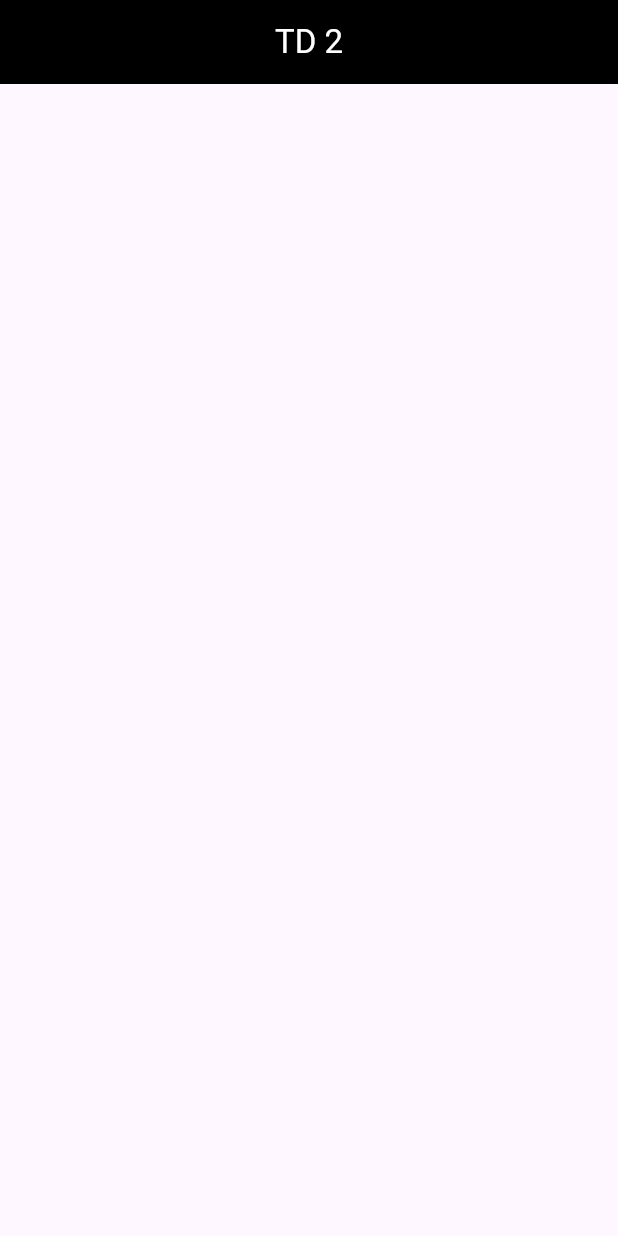
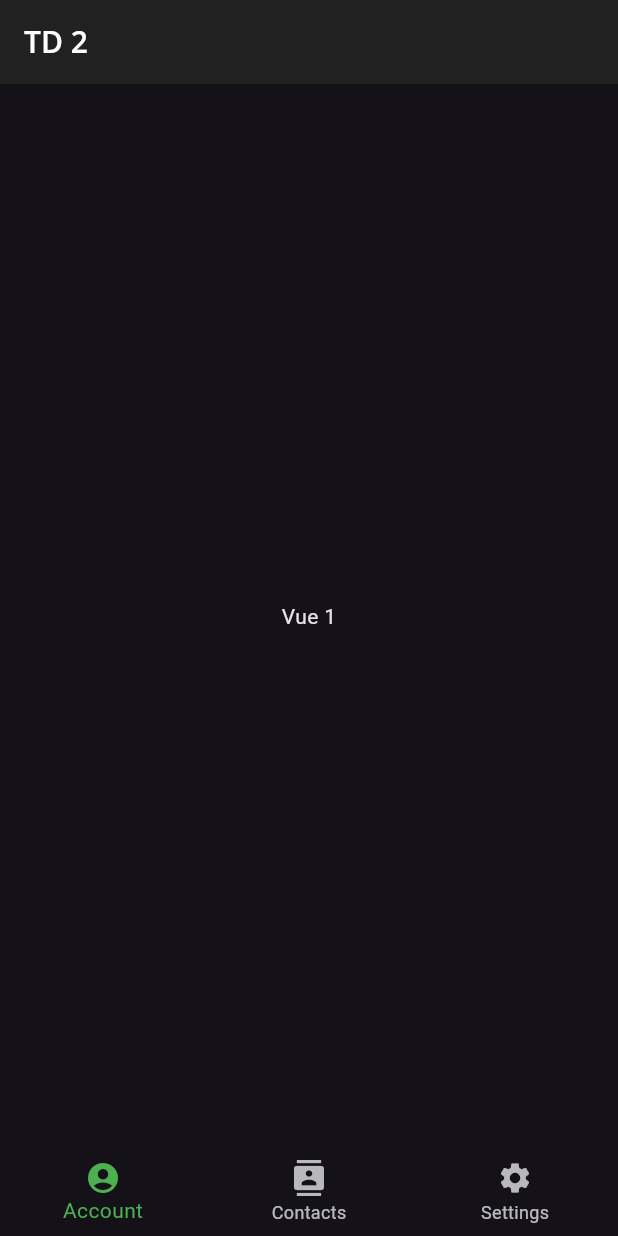
Before and after one commit to Nolan405/BUT2_Flutter, a Flutter app: the screen it shows after launch, on a phone screen of 412 x 824 dp. Run offline on Flutter 3.47's test engine with Material 3 defaults, Android fonts, the phone set to English and light mode, and no system bars; our stand-ins replace google_fonts.

Commit message:
avancemment du tp2

```diff
--- a/td_2/lib/home.dart
+++ b/td_2/lib/home.dart
@@ -1,20 +1,38 @@
 import 'package:flutter/material.dart';
+import 'package:dev_mobile/vue1.dart';
+import 'package:dev_mobile/vue2.dart';
+import 'package:dev_mobile/vue3.dart';
 
-class MyApp extends StatelessWidget {
+class MyApp extends StatefulWidget {
   const MyApp({super.key});
+
+  @override
+  State<MyApp> createState() => _MyAppState();
+}
+
+class _MyAppState extends State<MyApp> {
+  int _index = 0;
+  final List<Widget> _vues = [Vue1(), Vue2(), Vue3()];
 
   @override
   Widget build(BuildContext context) {
     return Scaffold(
       appBar: AppBar(
-        title: const Text(
-          "TD 2",
-          style: TextStyle(
-            color: Colors.white,
-          ),
-        ),
-        centerTitle: true,
-        backgroundColor: Colors.black,
+        title: const Text("TD 2"),
+      ),
+      body: _vues[_index],
+      bottomNavigationBar: BottomNavigationBar(
+        items: const [
+          BottomNavigationBarItem(icon: Icon(Icons.account_circle), label: "Account"),
+          BottomNavigationBarItem(icon: Icon(Icons.contacts), label: "Contacts"),
+          BottomNavigationBarItem(icon: Icon(Icons.settings), label: "Settings"),
+        ],
+        currentIndex: _index,
+        onTap: (int index) {
+          setState(() {
+            _index = index;
+          });
+        },
       ),
     );
   }
--- a/td_2/lib/main.dart
+++ b/td_2/lib/main.dart
@@ -1,3 +1,4 @@
+import 'package:dev_mobile/mytheme.dart';
 import 'package:flutter/material.dart';
 import 'home.dart';
 
@@ -5,6 +6,7 @@ void main() {
   runApp(MaterialApp(
     debugShowCheckedModeBanner: false,
     title: "TD2",
-    home: const MyApp(),
+    home: MyApp(),
+    theme: MyTheme.dark(),
   ));
 }
--- a/td_2/lib/mytheme.dart
+++ b/td_2/lib/mytheme.dart
@@ -60,8 +60,6 @@ class MyTheme {
     ),
   );
 
-  static get GoogleFonts => null;
-
   // 3
   static ThemeData light() {
     return ThemeData(
--- /dev/null
+++ b/td_2/lib/vue1.dart
@@ -0,0 +1,12 @@
+import 'package:flutter/material.dart';
+
+class Vue1 extends StatelessWidget {
+  const Vue1({super.key});
+
+  @override
+  Widget build(BuildContext context) {
+    return Center(
+      child: Text("Vue 1")
+    );
+  }
+}
--- a/td_2/pubspec.yaml
+++ b/td_2/pubspec.yaml
@@ -30,6 +30,7 @@ environment:
 dependencies:
   flutter:
     sdk: flutter
+  google_fonts: ^6.2.1
 
   # The following adds the Cupertino Icons font to your application.
   # Use with the CupertinoIcons class for iOS style icons.
```
Also changed, not shown: td_2/lib/vue2.dart (added, +12 -0 lines), td_2/lib/vue3.dart (added, +12 -0 lines), td_2/pubspec.lock.
